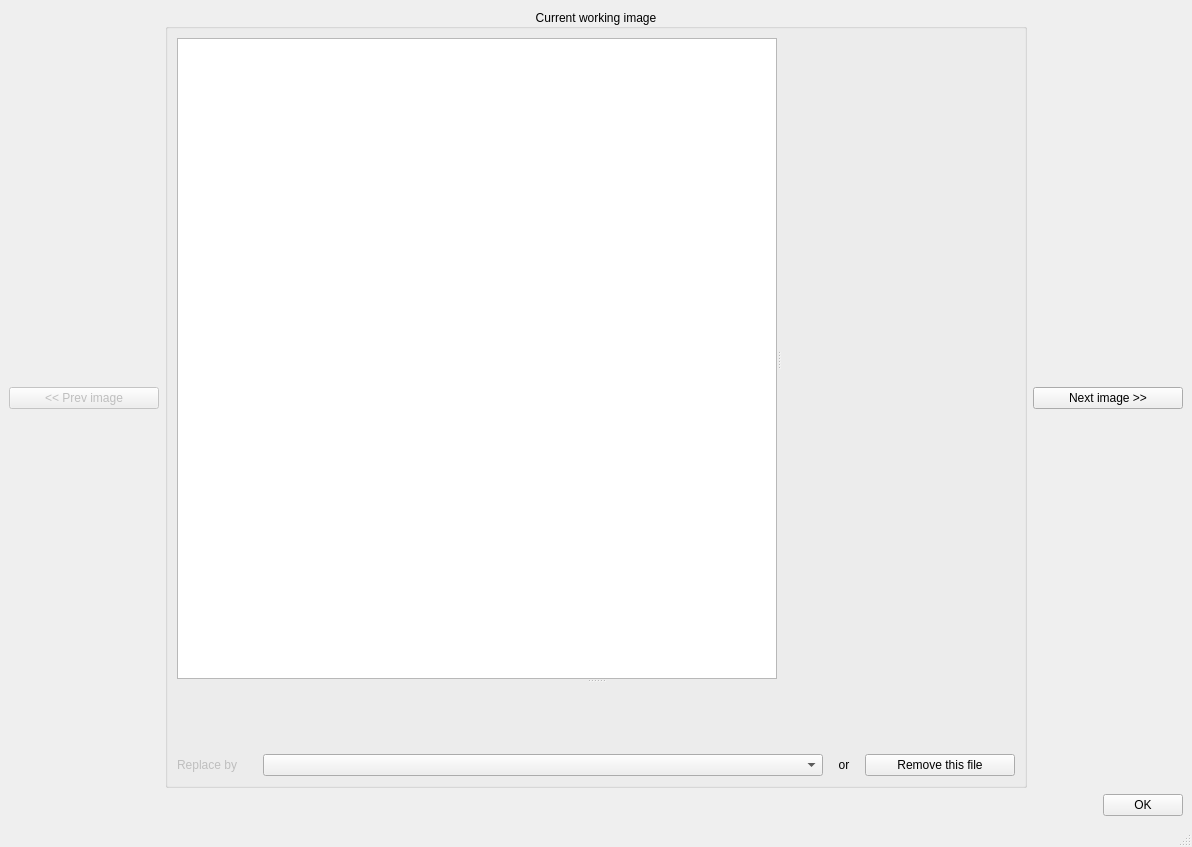
This is notebooks/ui/ui_extract_evenly_spaced_files.ui in neutronimaging/python_notebooks as Qt 5 draws it before an edit. The edited form follows.
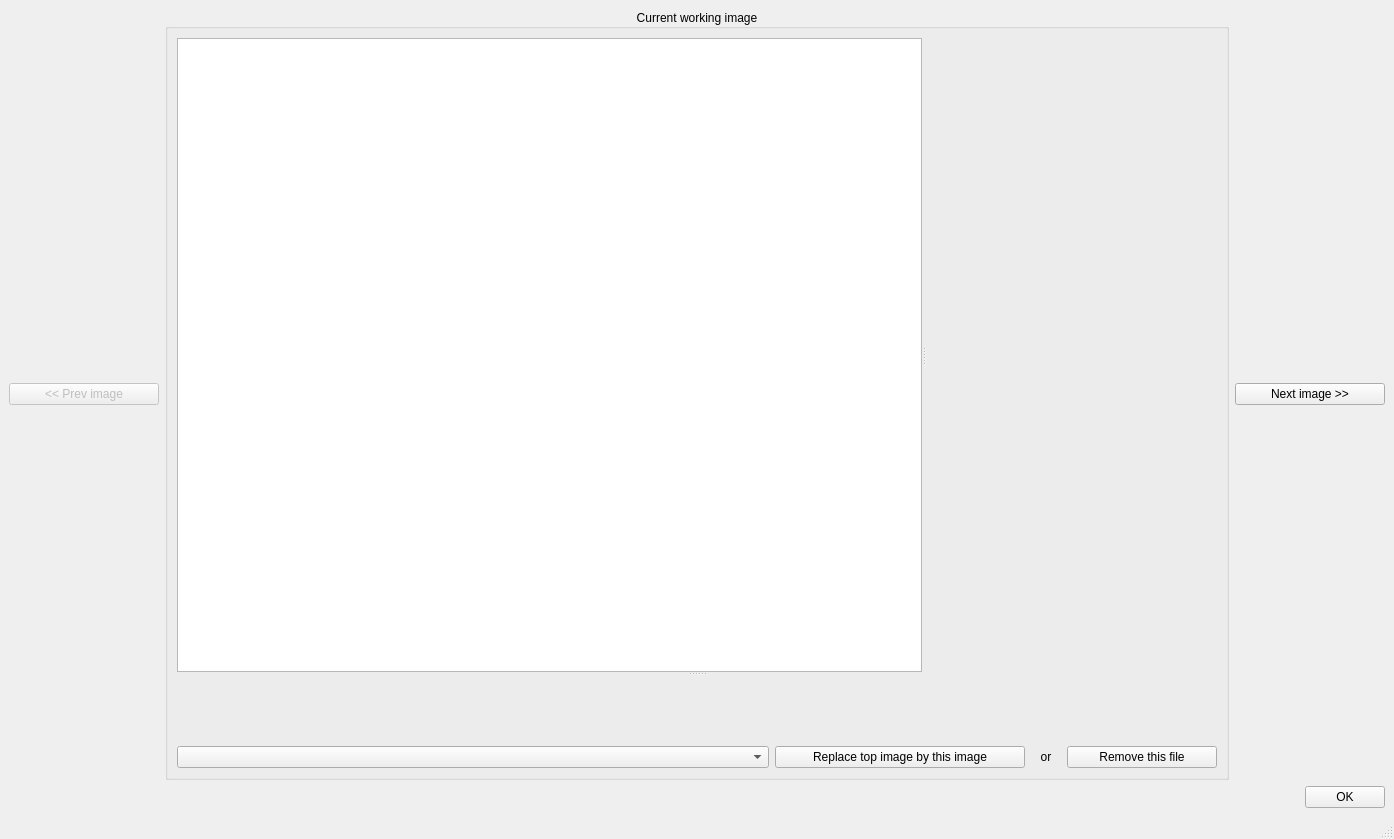
This is the edited form.

Commit message: replace by works. this refs #58

What changed in the file:
```diff
--- a/notebooks/ui/ui_extract_evenly_spaced_files.ui
+++ b/notebooks/ui/ui_extract_evenly_spaced_files.ui
@@ -9,8 +9,8 @@
    <rect>
     <x>0</x>
     <y>0</y>
-    <width>1192</width>
-    <height>847</height>
+    <width>1394</width>
+    <height>839</height>
    </rect>
   </property>
   <property name="windowTitle">
@@ -83,31 +83,28 @@
              </item>
              <item>
               <layout class="QHBoxLayout" name="horizontalLayout">
-               <item>
-                <widget class="QLabel" name="label">
-                 <property name="enabled">
-                  <bool>false</bool>
-                 </property>
-                 <property name="minimumSize">
-                  <size>
-                   <width>80</width>
-                   <height>0</height>
-                  </size>
-                 </property>
-                 <property name="maximumSize">
-                  <size>
-                   <width>80</width>
-                   <height>16777215</height>
-                  </size>
-                 </property>
-                 <property name="text">
-                  <string>Replace by</string>
-                 </property>
-                </widget>
-               </item>
                <item>
                 <widget class="QComboBox" name="replace_by_comboBox"/>
                </item>
+               <item>
+                <widget class="QPushButton" name="pushButton">
+                 <property name="minimumSize">
+                  <size>
+                   <width>250</width>
+                   <height>0</height>
+                  </size>
+                 </property>
+                 <property name="maximumSize">
+                  <size>
+                   <width>250</width>
+                   <height>16777215</height>
+                  </size>
+                 </property>
+                 <property name="text">
+                  <string>Replace top image by this image</string>
+                 </property>
+                </widget>
+               </item>
                <item>
                 <widget class="QLabel" name="or_label">
                  <property name="minimumSize">
```
Left out of the diff: 47 changed lines with no effect on the pictures. The commit also changes 4 other files.
